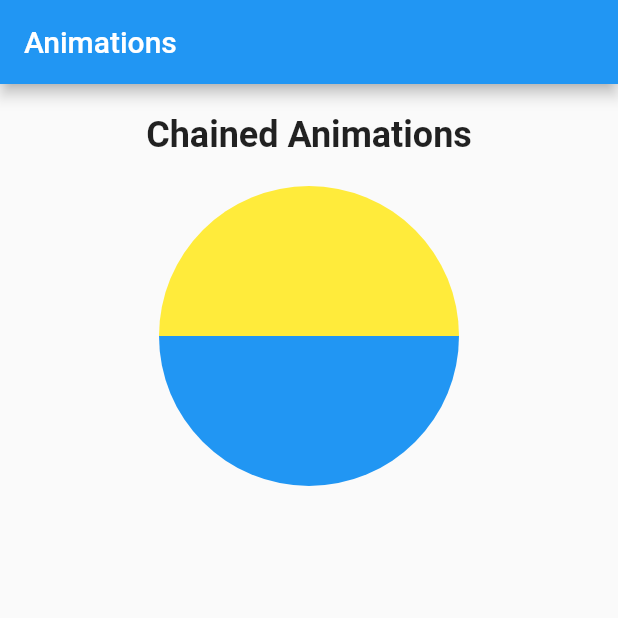
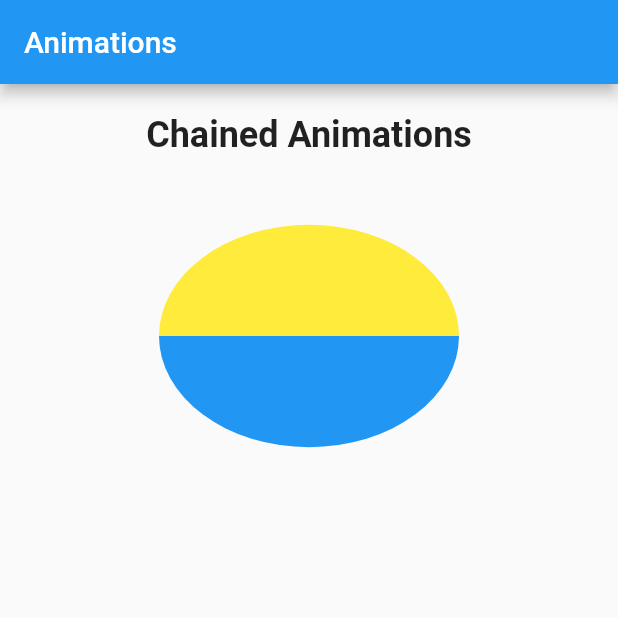
Before and after one commit to alxayeed/flutter-animation-graphics, a Flutter app: the screen it shows after launch, on a phone screen of 412 x 824 dp, the top half of it. Run offline on Flutter 3.47's test engine with Material 2 defaults, Android fonts, the phone set to English and light mode, and no system bars.

Commit message:
Add: flip animation added

```diff
--- a/lib/screens/chained_animation_screen.dart
+++ b/lib/screens/chained_animation_screen.dart
@@ -33,7 +33,7 @@
 }
 
 extension on VoidCallback {
-  Future<void> delayed(Duration duration){
+  Future<void> delayed(Duration duration) {
     return Future.delayed(duration, this);
   }
 }
@@ -62,7 +62,9 @@
 class _ChainedAnimationScreenState extends State<ChainedAnimationScreen>
     with TickerProviderStateMixin {
   late AnimationController _rotationAnimationController;
+  late AnimationController _flipAnimationController;
   late Animation<double> _rotationAnimation;
+  late Animation<double> _flipAnimation;
 
   @override
   void initState() {
@@ -70,7 +72,6 @@
       vsync: this,
       duration: const Duration(seconds: 1),
     );
-
 
     _rotationAnimation = Tween<double>(
       begin: 0,
@@ -82,6 +83,48 @@
       ),
     );
 
+    // flip Animation
+    _flipAnimationController = AnimationController(
+      vsync: this,
+      duration: const Duration(seconds: 1),
+    );
+
+    _flipAnimation = Tween<double>(begin: 0, end: pi).animate(
+      CurvedAnimation(
+          parent: _flipAnimationController, curve: Curves.bounceOut),
+    );
+
+    // status listener for rotation controller
+    _rotationAnimationController.addStatusListener((status) {
+      if (status == AnimationStatus.completed) {
+        _flipAnimation = Tween<double>(
+                begin: _flipAnimation.value, end: _flipAnimation.value + pi)
+            .animate(
+          CurvedAnimation(
+              parent: _flipAnimationController, curve: Curves.bounceOut),
+        );
+        // reset the flip controller and start the animation
+        _flipAnimationController..reset()..forward();
+      }
+    });
+
+    // status listener for flip controller
+    _flipAnimationController.addStatusListener((status) {
+      if(status == AnimationStatus.completed){
+        _rotationAnimation = Tween<double>(
+          begin: _rotationAnimation.value,
+          end: _rotationAnimation.value -(pi / 2),
+        ).animate(
+          CurvedAnimation(
+            parent: _rotationAnimationController,
+            curve: Curves.bounceOut,
+          ),
+        );
+
+        _rotationAnimationController..reset()..forward();
+
+      }
+    });
 
     // _rotationAnimationController.repeat();
     super.initState();
@@ -95,7 +138,9 @@
 
   @override
   Widget build(BuildContext context) {
-    _rotationAnimationController..reset()..forward.delayed(const Duration(seconds: 1));
+    _rotationAnimationController
+      ..reset()
+      ..forward.delayed(const Duration(seconds: 1));
     return Column(
       mainAxisAlignment: MainAxisAlignment.start,
       children: [
@@ -112,14 +157,20 @@
         const SizedBox(height: 20.0),
         AnimatedBuilder(
           animation: _rotationAnimationController,
-          builder: (context, child){
+          builder: (context, child) {
             return Transform(
               transform: Matrix4.identity()..rotateZ(_rotationAnimation.value),
               alignment: Alignment.center,
               child: Row(
                 mainAxisAlignment: MainAxisAlignment.center,
                 children: [
-                  ClipPath(
+                  AnimatedBuilder(
+                    animation: _flipAnimationController,
+                    builder: (context, child){
+                      return Transform(
+                        transform: Matrix4.identity()..rotateY(_flipAnimation.value),
+                        alignment: Alignment.centerRight,
+                        child: ClipPath(
                           clipper: HalfCircleClipper(circleSide: CircleSide.left),
                           child: Container(
                             height: 200,
@@ -127,13 +178,24 @@
                             decoration: const BoxDecoration(color: Colors.blue),
                           ),
                         ),
-                  ClipPath(
+                      );
+                    },
+                  ),
+                  AnimatedBuilder(
+                    animation: _flipAnimationController,
+                    builder: (BuildContext context, Widget? child) {
+                      return Transform(
+                        transform: Matrix4.identity()..rotateY(_flipAnimation.value),
+                        child: ClipPath(
                           clipper: HalfCircleClipper(circleSide: CircleSide.right),
                           child: Container(
                             height: 200,
                             width: 200,
                             decoration: const BoxDecoration(color: Colors.yellow),
                           ),
+                        ),
+                      );
+                    },
                   )
                 ],
               ),
```
Lines whose indentation alone changed are shown as unchanged.
